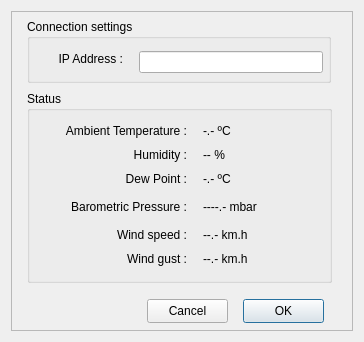
rpineau/SoloCloudwatcher, file SoloCloudwatcher.ui: the form before one commit.
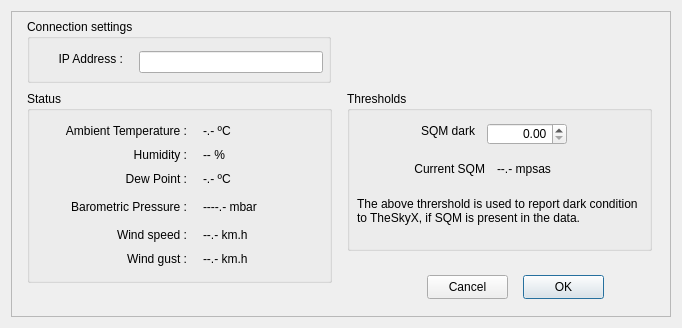
The form after the commit. Custom widgets are drawn as their Qt base class.

Commit message: Improved data collection.

```diff
--- a/SoloCloudwatcher.ui
+++ b/SoloCloudwatcher.ui
@@ -6,8 +6,8 @@
    <rect>
     <x>0</x>
     <y>0</y>
-    <width>364</width>
-    <height>342</height>
+    <width>682</width>
+    <height>328</height>
    </rect>
   </property>
   <property name="sizePolicy">
@@ -18,14 +18,14 @@
   </property>
   <property name="minimumSize">
    <size>
-    <width>364</width>
-    <height>342</height>
+    <width>682</width>
+    <height>328</height>
    </size>
   </property>
   <property name="maximumSize">
    <size>
-    <width>364</width>
-    <height>342</height>
+    <width>682</width>
+    <height>328</height>
    </size>
   </property>
   <property name="windowTitle">
@@ -61,8 +61,8 @@
      <widget class="QPushButton" name="pushButtonCancel">
       <property name="geometry">
        <rect>
-        <x>136</x>
-        <y>288</y>
+        <x>416</x>
+        <y>264</y>
         <width>81</width>
         <height>24</height>
        </rect>
@@ -77,8 +77,8 @@
       </property>
       <property name="geometry">
        <rect>
-        <x>232</x>
-        <y>288</y>
+        <x>512</x>
+        <y>264</y>
         <width>81</width>
         <height>24</height>
        </rect>
@@ -343,6 +343,99 @@
        </property>
       </widget>
      </widget>
+     <widget class="QGroupBox" name="groupBox_2">
+      <property name="geometry">
+       <rect>
+        <x>336</x>
+        <y>80</y>
+        <width>305</width>
+        <height>160</height>
+       </rect>
+      </property>
+      <property name="title">
+       <string>Thresholds</string>
+      </property>
+      <widget class="QLabel" name="label_3">
+       <property name="geometry">
+        <rect>
+         <x>32</x>
+         <y>32</y>
+         <width>96</width>
+         <height>16</height>
+        </rect>
+       </property>
+       <property name="text">
+        <string>SQM dark</string>
+       </property>
+       <property name="alignment">
+        <set>Qt::AlignRight|Qt::AlignTrailing|Qt::AlignVCenter</set>
+       </property>
+      </widget>
+      <widget class="QDoubleSpinBox" name="sqmThreshold">
+       <property name="geometry">
+        <rect>
+         <x>140</x>
+         <y>32</y>
+         <width>80</width>
+         <height>22</height>
+        </rect>
+       </property>
+       <property name="alignment">
+        <set>Qt::AlignRight|Qt::AlignTrailing|Qt::AlignVCenter</set>
+       </property>
+       <property name="maximum">
+        <double>1000.000000000000000</double>
+       </property>
+      </widget>
+      <widget class="QLabel" name="SQM">
+       <property name="geometry">
+        <rect>
+         <x>150</x>
+         <y>70</y>
+         <width>80</width>
+         <height>16</height>
+        </rect>
+       </property>
+       <property name="text">
+        <string>--.- mpsas</string>
+       </property>
+       <property name="alignment">
+        <set>Qt::AlignLeading|Qt::AlignLeft|Qt::AlignVCenter</set>
+       </property>
+      </widget>
+      <widget class="QLabel" name="label_21">
+       <property name="geometry">
+        <rect>
+         <x>50</x>
+         <y>70</y>
+         <width>88</width>
+         <height>16</height>
+        </rect>
+       </property>
+       <property name="text">
+        <string>Current SQM</string>
+       </property>
+       <property name="alignment">
+        <set>Qt::AlignRight|Qt::AlignTrailing|Qt::AlignVCenter</set>
+       </property>
+      </widget>
+      <widget class="QLabel" name="label_5">
+       <property name="geometry">
+        <rect>
+         <x>10</x>
+         <y>90</y>
+         <width>281</width>
+         <height>60</height>
+        </rect>
+       </property>
+       <property name="text">
+        <string>The above thrershold is used to report dark condition to TheSkyX, if SQM is present in the data.</string>
+       </property>
+       <property name="wordWrap">
+        <bool>true</bool>
+       </property>
+      </widget>
+     </widget>
     </widget>
    </item>
   </layout>
```
The commit also changes 4 other files.
